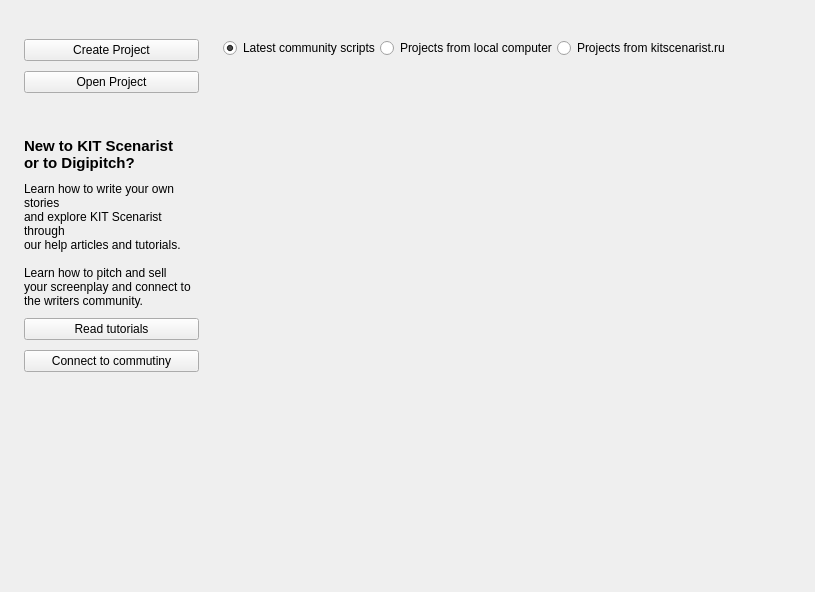
The window that src/bin/scenarist-desktop/UserInterfaceLayer/StartUp/StartUpView.ui (dimkanovikov/KITScenarist) describes before a commit, drawn with Qt 5.
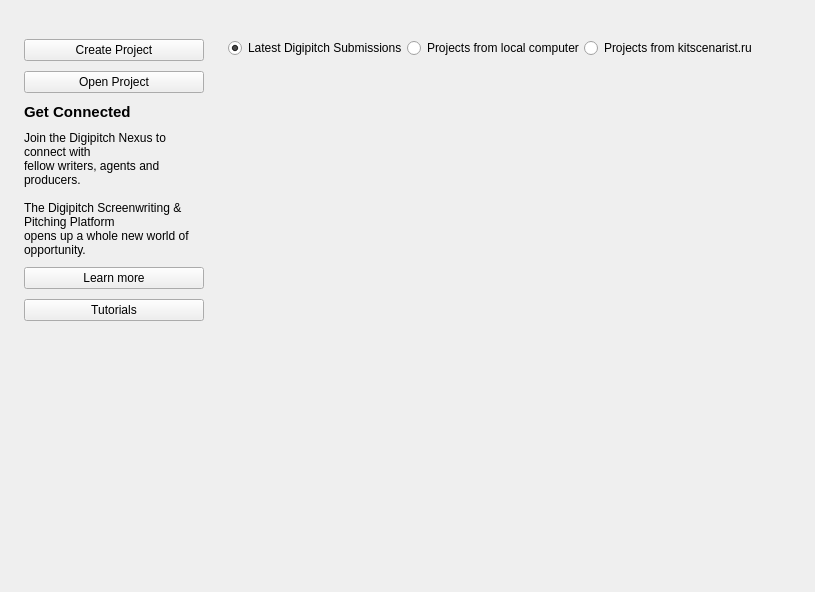
The same window after the commit. Icons and pictures are not drawn. Custom widgets are drawn as their Qt base class.

What changed in the file:
```diff
--- a/src/bin/scenarist-desktop/UserInterfaceLayer/StartUp/StartUpView.ui
+++ b/src/bin/scenarist-desktop/UserInterfaceLayer/StartUp/StartUpView.ui
@@ -73,26 +73,6 @@
           <property name="verticalSpacing">
            <number>10</number>
           </property>
-          <item row="6" column="0" colspan="2">
-           <widget class="QPushButton" name="help">
-            <property name="cursor">
-             <cursorShape>PointingHandCursor</cursorShape>
-            </property>
-            <property name="text">
-             <string>Read tutorials</string>
-            </property>
-            <property name="icon">
-             <iconset resource="../../../scenarist-core/Resources/Resources.qrc">
-              <normaloff>:/Graphics/Iconset/help-circle.svg</normaloff>:/Graphics/Iconset/help-circle.svg</iconset>
-            </property>
-            <property name="iconSize">
-             <size>
-              <width>20</width>
-              <height>20</height>
-             </size>
-            </property>
-           </widget>
-          </item>
           <item row="4" column="0" colspan="2">
            <widget class="QLabel" name="label">
             <property name="font">
@@ -103,10 +83,7 @@
              </font>
             </property>
             <property name="text">
-             <string>
-
-New to KIT Scenarist
-or to Digipitch?</string>
+             <string>Get Connected</string>
             </property>
            </widget>
           </item>
@@ -130,7 +107,7 @@
             </property>
            </widget>
           </item>
-          <item row="8" column="0" colspan="2">
+          <item row="9" column="0" colspan="2">
            <spacer name="verticalSpacer">
             <property name="orientation">
              <enum>Qt::Vertical</enum>
@@ -169,7 +146,7 @@
              <cursorShape>PointingHandCursor</cursorShape>
             </property>
             <property name="text">
-             <string>Connect to commutiny</string>
+             <string>Learn more</string>
             </property>
             <property name="icon">
              <iconset resource="../../../scenarist-core/Resources/Resources.qrc">
@@ -186,19 +163,37 @@
           <item row="5" column="0">
            <widget class="QLabel" name="label_2">
             <property name="text">
-             <string>Learn how to write your own stories 
-and explore KIT Scenarist through 
-our help articles and tutorials.
+             <string>Join the Digipitch Nexus to connect with 
+fellow writers, agents and producers. 
 
-Learn how to pitch and sell 
-your screenplay and connect to 
-the writers community.</string>
+The Digipitch Screenwriting &amp; Pitching Platform 
+opens up a whole new world of opportunity.</string>
             </property>
             <property name="wordWrap">
              <bool>true</bool>
             </property>
            </widget>
           </item>
+          <item row="8" column="0">
+           <widget class="QPushButton" name="help">
+            <property name="cursor">
+             <cursorShape>PointingHandCursor</cursorShape>
+            </property>
+            <property name="text">
+             <string>Tutorials</string>
+            </property>
+            <property name="icon">
+             <iconset resource="../../../scenarist-core/Resources/Resources.qrc">
+              <normaloff>:/Graphics/Iconset/help-circle.svg</normaloff>:/Graphics/Iconset/help-circle.svg</iconset>
+            </property>
+            <property name="iconSize">
+             <size>
+              <width>20</width>
+              <height>20</height>
+             </size>
+            </property>
+           </widget>
+          </item>
          </layout>
         </item>
        </layout>
@@ -343,7 +338,7 @@
               <cursorShape>PointingHandCursor</cursorShape>
              </property>
              <property name="text">
-              <string>Latest community scripts</string>
+              <string>Latest Digipitch Submissions</string>
              </property>
              <property name="checked">
               <bool>true</bool>
```
